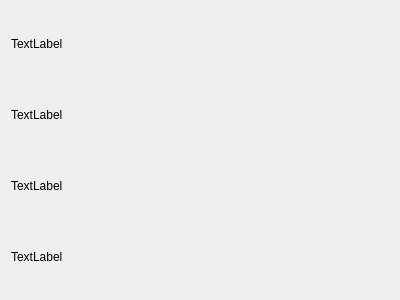
First picture: the form in gui/screensaverwidget.ui, repository andyboeh/qtphotobox, before the edit.
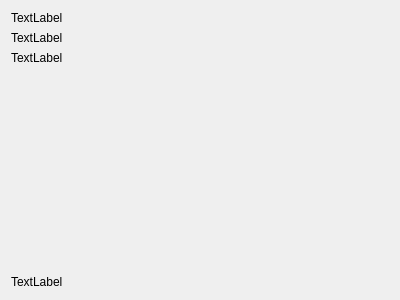
Second picture: the form after the edit.

What changed in the file:
```diff
--- a/gui/screensaverwidget.ui
+++ b/gui/screensaverwidget.ui
@@ -21,13 +21,6 @@
      </property>
     </widget>
    </item>
-   <item row="1" column="0">
-    <widget class="QLabel" name="lblText2">
-     <property name="text">
-      <string>TextLabel</string>
-     </property>
-    </widget>
-   </item>
    <item row="0" column="0">
     <widget class="QLabel" name="lblText1">
      <property name="text">
@@ -35,13 +28,33 @@
      </property>
     </widget>
    </item>
-   <item row="3" column="0">
+   <item row="4" column="0">
     <widget class="QLabel" name="lblText4">
      <property name="text">
       <string>TextLabel</string>
      </property>
     </widget>
    </item>
+   <item row="1" column="0">
+    <widget class="QLabel" name="lblText2">
+     <property name="text">
+      <string>TextLabel</string>
+     </property>
+    </widget>
+   </item>
+   <item row="3" column="0">
+    <spacer name="verticalSpacer">
+     <property name="orientation">
+      <enum>Qt::Vertical</enum>
+     </property>
+     <property name="sizeHint" stdset="0">
+      <size>
+       <width>20</width>
+       <height>40</height>
+      </size>
+     </property>
+    </spacer>
+   </item>
   </layout>
  </widget>
  <resources/>
```
